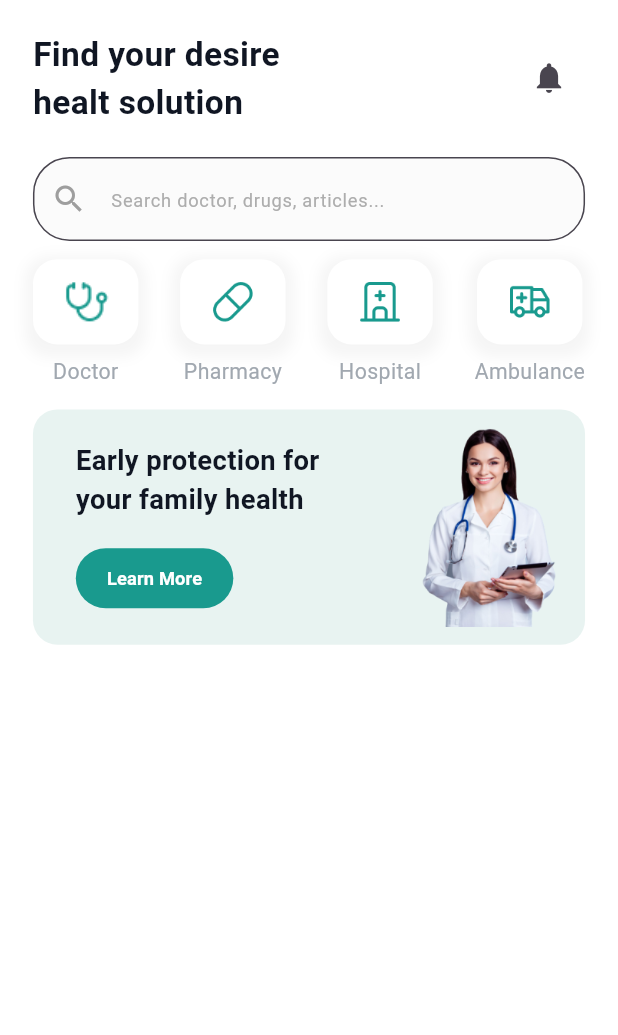
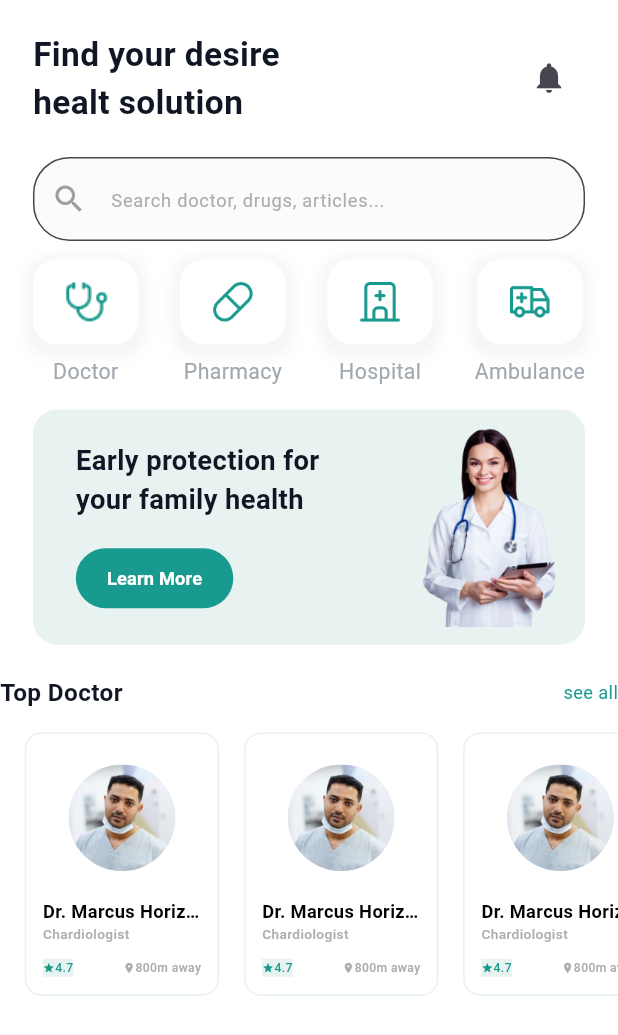
Before and after one commit to Omar20041223/gdg_design, a Flutter app: the screen it shows after launch, on a phone screen of 412 x 824 dp. Shown: the top 1035 px of the screen. Run offline on Flutter 3.47's test engine with Material 3 defaults, Android fonts, the light colour scheme and no system bars; our stand-ins replace flutter_screenutil, go_router.

Commit message:
build top doctor widget

```diff
--- a/lib/features/home/presentaion/views/widgets/home_view_body.dart
+++ b/lib/features/home/presentaion/views/widgets/home_view_body.dart
@@ -4,6 +4,7 @@ import 'package:gdg_design/features/home/presentaion/views/widgets/home_view_app
 import 'package:gdg_design/features/home/presentaion/views/widgets/home_view_learn_more_container.dart';
 import 'package:gdg_design/features/home/presentaion/views/widgets/home_view_row_buttons.dart';
 import 'package:gdg_design/features/home/presentaion/views/widgets/home_view_search.dart';
+import 'package:gdg_design/features/home/presentaion/views/widgets/home_view_top_doctor.dart';
 
 class HomeViewBody extends StatelessWidget {
   const HomeViewBody({super.key});
@@ -18,7 +19,9 @@ class HomeViewBody extends StatelessWidget {
           12.verticalSpace,
           const HomeViewRowButtons(),
           15.verticalSpace,
-          HomeViewLearnMoreContainer(),
+          const HomeViewLearnMoreContainer(),
+          20.verticalSpace,
+          const HomeViewTopDoctor(),
         ],
       ),
     );
--- /dev/null
+++ b/lib/features/home/presentaion/views/widgets/home_view_top_doctor.dart
@@ -0,0 +1,23 @@
+import 'package:flutter/material.dart';
+import 'package:flutter_screenutil/flutter_screenutil.dart';
+import 'package:gdg_design/features/home/presentaion/views/widgets/home_view_top_doctor_horizontal_list_view.dart';
+class HomeViewTopDoctor extends StatelessWidget {
+  const HomeViewTopDoctor({super.key});
+
+  @override
+  Widget build(BuildContext context) {
+    return Column(
+      children: [
+        Row(
+          mainAxisAlignment: MainAxisAlignment.spaceBetween,
+          children: [
+            Text("Top Doctor",style: TextStyle(fontSize: 16.sp,color: const Color(0xff101623),fontWeight: FontWeight.w600),),
+            Text("see all",style: TextStyle(fontSize: 12.sp,color: const Color(0xff199A8E),fontWeight: FontWeight.w400),)
+          ],
+        ),
+        15.verticalSpace,
+        const HomeViewTopDoctorHorizontalListView(),
+      ],
+    );
+  }
+}
--- /dev/null
+++ b/lib/features/home/presentaion/views/widgets/home_view_top_doctor_horizontal_list_view.dart
@@ -0,0 +1,21 @@
+import 'package:flutter/material.dart';
+import 'package:flutter_screenutil/flutter_screenutil.dart';
+import 'package:gdg_design/features/home/presentaion/views/widgets/home_view_top_doctor_horizontal_list_view_item.dart';
+
+class HomeViewTopDoctorHorizontalListView extends StatelessWidget {
+  const   HomeViewTopDoctorHorizontalListView({super.key});
+
+  @override
+  Widget build(BuildContext context) {
+    return SizedBox(
+      height: 173.h,
+      child: ListView.builder(
+        scrollDirection: Axis.horizontal,
+        itemCount: 10,
+        itemBuilder: (context, index) {
+          return const HomeViewTopDoctorHorizontalListViewItem();
+        },
+      ),
+    );
+  }
+}
--- /dev/null
+++ b/lib/features/home/presentaion/views/widgets/home_view_top_doctor_horizontal_list_view_item.dart
@@ -0,0 +1,71 @@
+import 'package:flutter/material.dart';
+import 'package:flutter_screenutil/flutter_screenutil.dart';
+
+class HomeViewTopDoctorHorizontalListViewItem extends StatelessWidget {
+  const HomeViewTopDoctorHorizontalListViewItem({super.key});
+
+  @override
+  Widget build(BuildContext context) {
+    return Container(
+      height: 173.h,
+      width: 118.w,
+      decoration: BoxDecoration(
+        color: Colors.white,
+        borderRadius: BorderRadius.circular(11.r),
+        border: Border.all(color: const Color(0xffE8F3F1), width: 1.w),
+      ),
+      padding: EdgeInsets.symmetric(horizontal: 10.w),
+      margin: EdgeInsets.only(left: 15.w),
+      child: Column(
+        crossAxisAlignment: CrossAxisAlignment.start,
+        children: [
+          20.verticalSpace,
+          Center(
+            child: CircleAvatar(
+              radius: 35.5,
+              child: Image.asset(
+                "assets/images/doctor_image.png",
+                fit: BoxFit.fill,
+              ),
+            ),
+          ),
+          18.verticalSpace,
+          Text(
+            "Dr. Marcus Horizon",
+            style: TextStyle(
+                fontSize: 12.sp,
+                color: Colors.black,
+                fontWeight: FontWeight.w600),
+            maxLines: 1,
+            overflow: TextOverflow.ellipsis,
+          ),
+          Text(
+            "Chardiologist",
+            style: TextStyle(
+                fontSize: 9.sp,
+                color: const Color(0xffADADAD),
+                fontWeight: FontWeight.w500),
+          ),
+          10.verticalSpace,
+          Row(
+            children: [
+              Container(
+                color: const Color(0xffE8F3F1),
+                child: Row(
+                  children: [
+                    Icon(Icons.star,color: const Color(0xff199A8E),size: 8.sp,),
+                    Text("4.7",style: TextStyle(fontSize: 8.sp,fontWeight: FontWeight.w500,color: const Color(0xff199A8E)),)
+                  ],
+                ),
+              ),
+              Spacer(),
+              Icon(Icons.location_on,size: 8.sp,color: Color(0xffADADAD),),
+              Text("800m away",style: TextStyle(fontSize: 8.sp,fontWeight: FontWeight.w500,color: const Color(0xffADADAD)),),
+              12.verticalSpace,
+            ],
+          )
+        ],
+      ),
+    );
+  }
+}
```
Also changed, not shown: assets/images/doctor_image.png (added).
